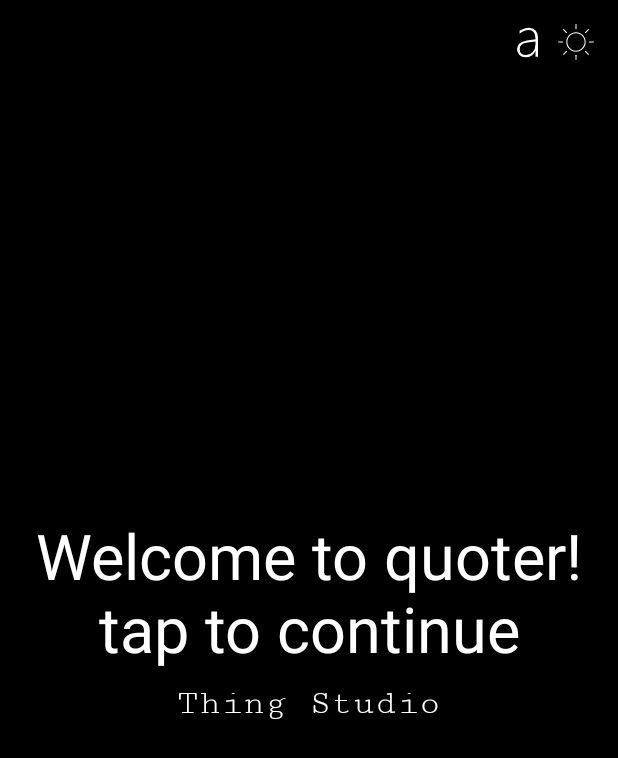
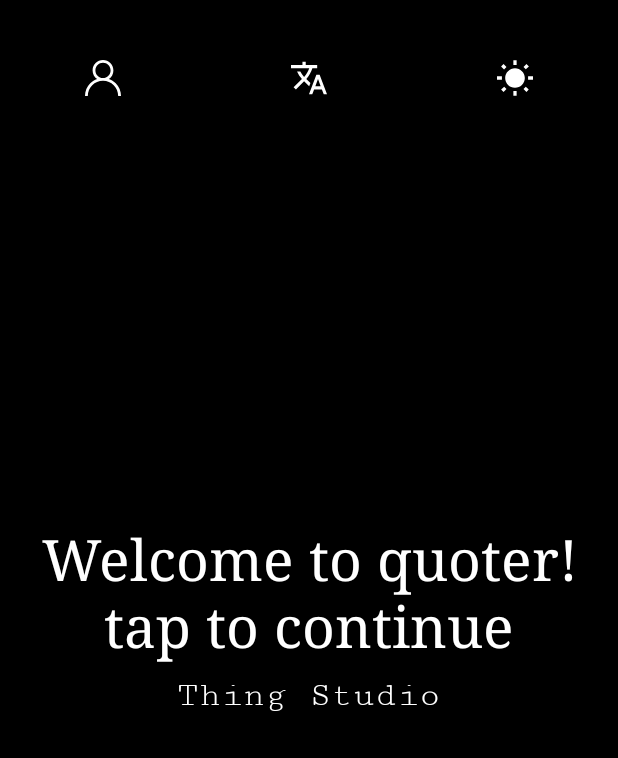
Before and after one commit to bharatvaj/Quoter, an Android app: the screen it shows after launch (MainActivity), on a phone screen of 412 x 824 dp. Shown: the top 758 px of the screen. Run offline under Robolectric (Android 15) with nearby library versions, the phone set to English and light mode, and no system bars; pictures from the network do not load.

Commit message:
Added background feature and locale

```diff
--- /dev/null
+++ b/app/src/main/java/com/gunhansancar/changelanguageexample/helper/LocaleHelper.java
@@ -0,0 +1,91 @@
+package com.gunhansancar.changelanguageexample.helper;
+
+import android.annotation.TargetApi;
+import android.content.Context;
+import android.content.SharedPreferences;
+import android.content.res.Configuration;
+import android.content.res.Resources;
+import android.os.Build;
+import android.preference.PreferenceManager;
+
+import java.util.Locale;
+
+/**
+ * This class is used to change your application locale and persist this change for the next time
+ * that your app is going to be used.
+ * <p/>
+ * You can also change the locale of your application on the fly by using the setLocale method.
+ * <p/>
+ * Created by gunhansancar on 07/10/15.
+ */
+public class LocaleHelper {
+
+    private static final String SELECTED_LANGUAGE = "Locale.Helper.Selected.Language";
+
+    public static Context onAttach(Context context) {
+        String lang = getPersistedData(context, Locale.getDefault().getLanguage());
+        return setLocale(context, lang);
+    }
+
+    public static Context onAttach(Context context, String defaultLanguage) {
+        String lang = getPersistedData(context, defaultLanguage);
+        return setLocale(context, lang);
+    }
+
+    public static String getLanguage(Context context) {
+        return getPersistedData(context, Locale.getDefault().getLanguage());
+    }
+
+    public static Context setLocale(Context context, String language) {
+        persist(context, language);
+
+        if (Build.VERSION.SDK_INT >= Build.VERSION_CODES.N) {
+            return updateResources(context, language);
+        }
+
+        return updateResourcesLegacy(context, language);
+    }
+
+    private static String getPersistedData(Context context, String defaultLanguage) {
+        SharedPreferences preferences = PreferenceManager.getDefaultSharedPreferences(context);
+        return preferences.getString(SELECTED_LANGUAGE, defaultLanguage);
+    }
+
+    private static void persist(Context context, String language) {
+        SharedPreferences preferences = PreferenceManager.getDefaultSharedPreferences(context);
+        SharedPreferences.Editor editor = preferences.edit();
+
+        editor.putString(SELECTED_LANGUAGE, language);
+        editor.apply();
+    }
+
+    @TargetApi(Build.VERSION_CODES.N)
+    private static Context updateResources(Context context, String language) {
+        Locale locale = new Locale(language);
+        Locale.setDefault(locale);
+
+        Configuration configuration = context.getResources().getConfiguration();
+        configuration.setLocale(locale);
+        configuration.setLayoutDirection(locale);
+
+        return context.createConfigurationContext(configuration);
+    }
+
+    @SuppressWarnings("deprecation")
+    private static Context updateResourcesLegacy(Context context, String language) {
+        Locale locale = new Locale(language);
+        Locale.setDefault(locale);
+
+        Resources resources = context.getResources();
+
+        Configuration configuration = resources.getConfiguration();
+        configuration.locale = locale;
+        if (Build.VERSION.SDK_INT >= Build.VERSION_CODES.JELLY_BEAN_MR1) {
+            configuration.setLayoutDirection(locale);
+        }
+
+        resources.updateConfiguration(configuration, resources.getDisplayMetrics());
+
+        return context;
+    }
+}
--- a/app/src/main/java/com/thing/quoter/AppActivity.kt
+++ b/app/src/main/java/com/thing/quoter/AppActivity.kt
@@ -11,7 +11,7 @@ open class AppActivity : AppCompatActivity() {
     private var initialized = false
     var isFirstTime = true
     var isDark = false
-    var isFontSerif = false
+    var isFontSerif = true
 
     override fun onCreate(savedInstanceState: Bundle?) {
         super.onCreate(savedInstanceState)
@@ -19,13 +19,18 @@ open class AppActivity : AppCompatActivity() {
             val preferences = getSharedPreferences(getString(R.string.settings_pref_file), Context.MODE_PRIVATE)
             isFirstTime = preferences.getBoolean(getString(R.string.settings_isFirstTime), true)
             isDark = preferences.getBoolean(getString(R.string.settings_isDark), true)
-            isFontSerif = preferences.getBoolean(getString(R.string.settings_isFontSerif), false)
+            isFontSerif = preferences.getBoolean(getString(R.string.settings_isFontSerif), true)
             initialized = true
         }
     }
 
     fun toggleTheme() {
         isDark = !isDark
+        recreate()
+    }
+
+    fun toggleFont() {
+        isFontSerif = !isFontSerif
         recreate()
     }
 
--- a/app/src/main/java/com/thing/quoter/MainActivity.kt
+++ b/app/src/main/java/com/thing/quoter/MainActivity.kt
@@ -1,19 +1,23 @@
 package com.thing.quoter
 
+import android.content.Context
 import android.graphics.Typeface
 import android.os.Bundle
 import android.view.View
 import android.view.animation.AnimationUtils
+import com.bumptech.glide.Glide
+import com.bumptech.glide.load.DecodeFormat
+import com.bumptech.glide.load.engine.DiskCacheStrategy
+import com.bumptech.glide.load.resource.drawable.DrawableTransitionOptions
+import com.bumptech.glide.request.RequestOptions
+import com.bumptech.glide.signature.ObjectKey
+import com.gunhansancar.changelanguageexample.helper.LocaleHelper
 import com.thing.quoter.model.Quote
 import kotlinx.android.synthetic.main.activity_main.*
 import kotlinx.android.synthetic.main.header_section.*
 
-class MainActivity : AppActivity(), View.OnClickListener {
+class MainActivity : AppActivity(), View.OnClickListener, View.OnLongClickListener {
 
-    private fun toggleFont() {
-        isFontSerif = !isFontSerif
-        recreate()
-    }
 
     override fun onClick(v: View) {
         when (v.id) {
@@ -24,12 +28,34 @@ class MainActivity : AppActivity(), View.OnClickListener {
                 //TODO change font app globally
                 toggleFont()
             }
+            R.id.languageSelect -> {
+                LocaleHelper.setLocale(this, "ta")
+                recreate()
+            }
+            R.id.toggleSpeaker -> {
+                speakerTextView.visibility = if (speakerTextView.visibility == View.VISIBLE) View.GONE else View.VISIBLE
+            }
         }
+    }
+
+    override fun onLongClick(v: View?): Boolean {
+        val requestOption = RequestOptions().centerCrop()
+                .signature(ObjectKey(System.currentTimeMillis().toString())).format(DecodeFormat.PREFER_ARGB_8888)
+        Glide.with(this)
+                .load(QuoteHelper.getImage())
+                .apply(requestOption)
+                .transition(DrawableTransitionOptions.withCrossFade())
+                .into(bg)
+        return true
+    }
+
+    override fun attachBaseContext(newBase: Context?) {
+        super.attachBaseContext(LocaleHelper.onAttach(newBase))
     }
 
     fun updateQuote(quote: Quote?) {
         quoteContainer.startAnimation(AnimationUtils.loadAnimation(this, android.R.anim.fade_in)).run {
-            if (quote == null) return show("Finding the right quotes for you")
+            if (quote == null) return show(resources.getString(R.string.quote_loading))
             quoteTextView.text = quote.quote
             speakerTextView.text = if (quote.speaker.isEmpty()) getString(R.string.speaker_unknown) else quote.speaker
         }
@@ -54,6 +80,7 @@ class MainActivity : AppActivity(), View.OnClickListener {
         }
     }
 
+
     override fun onCreate(savedInstanceState: Bundle?) {
         super.onCreate(savedInstanceState)
         theme.applyStyle(if (isDark) R.style.AppTheme else R.style.AppTheme_Light, true)
@@ -63,6 +90,9 @@ class MainActivity : AppActivity(), View.OnClickListener {
         //
         themeToggle.setOnClickListener(this)
         fontToggle.setOnClickListener(this)
+        languageSelect.setOnClickListener(this)
+        toggleSpeaker.setOnClickListener(this)
+        rootView.setOnLongClickListener(this)
         if (isFirstTime)
             onboard()
         else {
--- a/app/src/main/java/com/thing/quoter/QuoteHelper.kt
+++ b/app/src/main/java/com/thing/quoter/QuoteHelper.kt
@@ -1,5 +1,9 @@
 package com.thing.quoter
 
+import android.content.Context
+import android.graphics.drawable.Drawable
+import com.bumptech.glide.Glide
+import com.bumptech.glide.RequestBuilder
 import com.google.firebase.firestore.CollectionReference
 import com.google.firebase.firestore.FirebaseFirestore
 import com.thing.quoter.model.Quote
@@ -9,7 +13,9 @@ object QuoteHelper {
     private var quotesRef: CollectionReference = FirebaseFirestore.getInstance().collection("quotes")
     private var quotes = FirestoreList(Quote::class.java, quotesRef)
     private var randomIndex = Random()
+    private var imagesUrl = "https://source.unsplash.com/random?w=320,h=200"
     private var cachedQuote: Quote? = null
+    private var cachedImage: String = ""
     private var i = 0
 
     fun getQuote(requestLast: Boolean = false): Quote? {
@@ -19,4 +25,12 @@ object QuoteHelper {
         cachedQuote = if (quotes.size == 0) null else quotes.keyAt(i++ % quotes.size)
         return cachedQuote
     }
+
+    fun getImage(requestLast: Boolean = false): String {
+        if(requestLast){
+            return cachedImage
+        }
+        cachedImage = imagesUrl
+        return cachedImage
+    }
 }
--- a/app/src/main/res/drawable/ic_font.xml
+++ /dev/null
@@ -1,5 +0,0 @@
-<vector android:height="24dp" android:viewportHeight="25.531"
-    android:viewportWidth="25.531" android:width="24dp" xmlns:android="http://schemas.android.com/apk/res/android">
-    <path android:fillAlpha="1" android:fillColor="#000000"
-        android:pathData="m18.0772,23.151v-4.0039h-0.0781q-0.957,2.0508 -2.793,3.2813 -1.8164,1.2109 -4.043,1.2109 -2.8516,0 -4.5117,-1.6016 -1.6602,-1.6016 -1.6602,-4.043 0,-5.2344 6.9336,-6.3281l6.1523,-0.918q0,-6.4453 -4.8438,-6.4453 -3.3008,0 -6.4258,2.6563L6.8076,4.7916q1.1133,-0.8789 3.0078,-1.5039 1.9141,-0.625 3.5937,-0.625 3.0859,0 4.7656,1.9141 1.6992,1.9141 1.6992,5.5664v13.0078zM12.5694,13.1901q-3.1445,0.4492 -4.4141,1.4648 -1.2695,0.9961 -1.2695,3.2617 0,1.7773 1.1719,2.9297 1.1914,1.1523 3.3008,1.1523 2.8906,0 4.8047,-2.1289 1.9141,-2.1484 1.9141,-5.5273v-1.9531z" android:strokeColor="#00000000"/>
-</vector>
--- /dev/null
+++ b/app/src/main/res/drawable/ic_shining_sun.xml
@@ -0,0 +1,4 @@
+<vector android:height="24dp" android:viewportHeight="561"
+    android:viewportWidth="561" android:width="24dp" xmlns:android="http://schemas.android.com/apk/res/android">
+    <path android:fillColor="#FF000000" android:pathData="M147.9,109.65L102,63.75L63.75,102l45.9,45.9L147.9,109.65zM76.5,255H0v51h76.5V255zM306,2.55h-51V76.5h51V2.55zM497.25,102L459,63.75l-45.9,45.9l35.7,35.7L497.25,102zM413.1,451.35l45.9,45.9l35.7,-35.7l-45.9,-45.899L413.1,451.35zM484.5,255v51H561v-51H484.5zM280.5,127.5c-84.15,0 -153,68.85 -153,153c0,84.15 68.85,153 153,153c84.15,0 153,-68.85 153,-153C433.5,196.35 364.65,127.5 280.5,127.5zM255,558.45c7.65,0 51,0 51,0V484.5h-51V558.45zM63.75,459L102,497.25l45.9,-45.9l-35.7,-35.699L63.75,459z"/>
+</vector>
--- a/app/src/main/res/drawable/ic_sun.xml
+++ /dev/null
@@ -1,12 +0,0 @@
-<vector android:height="24dp" android:viewportHeight="34.85"
-    android:viewportWidth="34.85" android:width="24dp" xmlns:android="http://schemas.android.com/apk/res/android">
-    <path android:fillColor="#FF000000" android:pathData="M17.424,26.788c-5.163,0 -9.363,-4.2 -9.363,-9.363c0,-5.164 4.2,-9.364 9.363,-9.364s9.363,4.201 9.363,9.364C26.788,22.588 22.587,26.788 17.424,26.788zM17.424,9.061c-4.611,0 -8.363,3.752 -8.363,8.364c0,4.611 3.752,8.363 8.363,8.363s8.363,-3.752 8.363,-8.363C25.788,12.813 22.036,9.061 17.424,9.061z"/>
-    <path android:fillColor="#FF000000" android:pathData="M17.424,4.982c-0.276,0 -0.5,-0.224 -0.5,-0.5V0.5c0,-0.276 0.224,-0.5 0.5,-0.5s0.5,0.224 0.5,0.5v3.982C17.924,4.759 17.701,4.982 17.424,4.982z"/>
-    <path android:fillColor="#FF000000" android:pathData="M17.424,34.85c-0.276,0 -0.5,-0.224 -0.5,-0.5v-3.982c0,-0.276 0.224,-0.5 0.5,-0.5s0.5,0.224 0.5,0.5v3.982C17.924,34.626 17.701,34.85 17.424,34.85z"/>
-    <path android:fillColor="#FF000000" android:pathData="M4.482,17.925H0.5c-0.276,0 -0.5,-0.224 -0.5,-0.5s0.224,-0.5 0.5,-0.5h3.981c0.276,0 0.5,0.224 0.5,0.5S4.758,17.925 4.482,17.925z"/>
-    <path android:fillColor="#FF000000" android:pathData="M34.349,17.925h-3.982c-0.276,0 -0.5,-0.224 -0.5,-0.5s0.224,-0.5 0.5,-0.5h3.982c0.276,0 0.5,0.224 0.5,0.5S34.625,17.925 34.349,17.925z"/>
-    <path android:fillColor="#FF000000" android:pathData="M8.274,8.771c-0.128,0 -0.256,-0.049 -0.354,-0.146L5.104,5.811c-0.195,-0.195 -0.195,-0.512 0,-0.707s0.512,-0.195 0.707,0l2.816,2.814c0.195,0.195 0.195,0.512 0,0.707C8.53,8.723 8.402,8.771 8.274,8.771z"/>
-    <path android:fillColor="#FF000000" android:pathData="M29.393,29.893c-0.128,0 -0.256,-0.049 -0.354,-0.146l-2.816,-2.817c-0.195,-0.195 -0.195,-0.512 0,-0.707s0.512,-0.195 0.707,0l2.816,2.817c0.195,0.195 0.195,0.512 0,0.707C29.649,29.844 29.521,29.893 29.393,29.893z"/>
-    <path android:fillColor="#FF000000" android:pathData="M5.458,29.893c-0.128,0 -0.256,-0.049 -0.354,-0.146c-0.195,-0.195 -0.195,-0.512 0,-0.707l2.816,-2.817c0.195,-0.195 0.512,-0.195 0.707,0s0.195,0.512 0,0.707l-2.816,2.817C5.713,29.844 5.585,29.893 5.458,29.893z"/>
-    <path android:fillColor="#FF000000" android:pathData="M26.577,8.771c-0.128,0 -0.256,-0.049 -0.354,-0.146c-0.195,-0.195 -0.195,-0.512 0,-0.707l2.816,-2.814c0.195,-0.195 0.512,-0.195 0.707,0s0.195,0.512 0,0.707L26.93,8.625C26.833,8.723 26.705,8.771 26.577,8.771z"/>
-</vector>
--- /dev/null
+++ b/app/src/main/res/drawable/ic_text.xml
@@ -0,0 +1,4 @@
+<vector android:height="24dp" android:viewportHeight="320"
+    android:viewportWidth="320" android:width="24dp" xmlns:android="http://schemas.android.com/apk/res/android">
+    <path android:fillColor="#FF000000" android:pathData="M10.667,0l0,64l117.333,0l0,256l64,0l0,-256l117.333,0l0,-64z"/>
+</vector>
--- /dev/null
+++ b/app/src/main/res/drawable/ic_translate.xml
@@ -0,0 +1,5 @@
+<vector android:height="24dp" android:viewportHeight="469.333"
+    android:viewportWidth="469.333" android:width="24dp" xmlns:android="http://schemas.android.com/apk/res/android">
+    <path android:fillColor="#FF000000" android:pathData="M253.227,300.267L253.227,300.267L199.04,246.72l0.64,-0.64c37.12,-41.387 63.573,-88.96 79.147,-139.307h62.507V64H192V21.333h-42.667V64H0v42.453h238.293c-14.4,41.173 -36.907,80.213 -67.627,114.347c-19.84,-22.08 -36.267,-46.08 -49.28,-71.467H78.72c15.573,34.773 36.907,67.627 63.573,97.28l-108.48,107.2L64,384l106.667,-106.667l66.347,66.347L253.227,300.267z"/>
+    <path android:fillColor="#FF000000" android:pathData="M373.333,192h-42.667l-96,256h42.667l24,-64h101.333l24,64h42.667L373.333,192zM317.333,341.333L352,248.853l34.667,92.48H317.333z"/>
+</vector>
--- /dev/null
+++ b/app/src/main/res/drawable/ic_user.xml
@@ -0,0 +1,4 @@
+<vector android:height="24dp" android:viewportHeight="512"
+    android:viewportWidth="512" android:width="24dp" xmlns:android="http://schemas.android.com/apk/res/android">
+    <path android:fillColor="#FF000000" android:pathData="M437.02,330.98c-27.883,-27.882 -61.071,-48.523 -97.281,-61.018C378.521,243.251 404,198.548 404,148C404,66.393 337.607,0 256,0S108,66.393 108,148c0,50.548 25.479,95.251 64.262,121.962c-36.21,12.495 -69.398,33.136 -97.281,61.018C26.629,379.333 0,443.62 0,512h40c0,-119.103 96.897,-216 216,-216s216,96.897 216,216h40C512,443.62 485.371,379.333 437.02,330.98zM256,256c-59.551,0 -108,-48.448 -108,-108S196.449,40 256,40c59.551,0 108,48.448 108,108S315.551,256 256,256z"/>
+</vector>
--- a/app/src/main/res/layout/activity_main.xml
+++ b/app/src/main/res/layout/activity_main.xml
@@ -1,21 +1,29 @@
 <?xml version="1.0" encoding="utf-8"?>
 <RelativeLayout xmlns:android="http://schemas.android.com/apk/res/android"
-    xmlns:app="http://schemas.android.com/apk/res-auto"
     xmlns:tools="http://schemas.android.com/tools"
     android:id="@+id/rootView"
     android:layout_width="match_parent"
     android:layout_height="match_parent"
-    android:layout_margin="@dimen/horizontal_margin"
     android:orientation="vertical"
     tools:context=".MainActivity">
 
-    <include layout="@layout/header_section" />
+    <ImageView
+        android:alpha="0.75"
+        android:id="@+id/bg"
+        android:layout_width="match_parent"
+        android:layout_height="match_parent" />
+
+    <include
+        android:layout_width="match_parent"
+        android:layout_height="wrap_content"
+        android:layout_marginTop="32dp"
+        layout="@layout/header_section" />
 
     <LinearLayout
+        android:padding="@dimen/horizontal_margin"
         android:id="@+id/quoteContainer"
         android:layout_width="match_parent"
         android:layout_height="match_parent"
-        android:background="@null"
         android:gravity="center"
         android:orientation="vertical">
 
@@ -36,4 +44,5 @@
             android:textSize="@dimen/speaker_text_size" />
     </LinearLayout>
 
+
 </RelativeLayout>
--- a/app/src/main/res/layout/header_section.xml
+++ b/app/src/main/res/layout/header_section.xml
@@ -2,22 +2,46 @@
 <LinearLayout xmlns:android="http://schemas.android.com/apk/res/android"
     android:layout_width="match_parent"
     android:layout_height="wrap_content"
-    android:dividerPadding="@dimen/small_vertical_margin"
+    android:dividerPadding="@dimen/horizontal_margin"
     android:layoutDirection="rtl"
+    android:padding="@dimen/small_horizontal_margin"
     android:orientation="horizontal">
 
 
     <ImageButton
         android:id="@+id/themeToggle"
-        android:layout_width="wrap_content"
+        android:layout_width="0dp"
         android:layout_height="24dp"
-        android:src="@drawable/ic_sun"/>
+        android:layout_weight="1"
+        android:src="@drawable/ic_shining_sun"
+        android:contentDescription="@string/theme_toggle_hint"/>
 
     <ImageButton
         android:id="@+id/fontToggle"
-        android:layout_width="wrap_content"
+        android:layout_width="0dp"
         android:layout_height="24dp"
-        android:src="@drawable/ic_font"
-        android:layout_marginStart="@dimen/small_horizontal_margin"/>
+        android:layout_weight="1"
+        android:src="@drawable/ic_text"
+        android:layout_marginStart="@dimen/horizontal_margin"
+        android:contentDescription="@string/font_toggle_hint"
+        android:visibility="gone"/>
+
+    <ImageButton
+        android:id="@+id/languageSelect"
+        android:layout_width="0dp"
+        android:layout_height="24dp"
+        android:layout_weight="1"
+        android:src="@drawable/ic_translate"
+        android:layout_marginStart="@dimen/horizontal_margin"
+        android:contentDescription="@string/language_select_hint"/>
+
+    <ImageButton
+        android:id="@+id/toggleSpeaker"
+        android:layout_width="0dp"
+        android:layout_height="24dp"
+        android:layout_weight="1"
+        android:src="@drawable/ic_user"
+        android:layout_marginStart="@dimen/horizontal_margin"
+        android:contentDescription="@string/toggle_speaker_hint"/>
 
 </LinearLayout>
--- a/app/src/main/res/values/dimens.xml
+++ b/app/src/main/res/values/dimens.xml
@@ -5,7 +5,7 @@
     <dimen name="small_horizontal_margin">8dp</dimen>
     <dimen name="small_vertical_margin">8dp</dimen>
 
-    <dimen name="quote_text_size">42sp</dimen>
+    <dimen name="quote_text_size">38sp</dimen>
     <dimen name="speaker_text_size">24sp</dimen>
     <dimen name="default_text_size">20sp</dimen>
 </resources>
--- a/app/src/main/res/values/settings.xml
+++ b/app/src/main/res/values/settings.xml
@@ -1,7 +1,7 @@
 <?xml version="1.0" encoding="utf-8"?>
 <resources>
-    <string name="settings_pref_file">setting_pref_file</string>
-    <string name="settings_isDark">settingsIsDark</string>
-    <string name="settings_isFontSerif">settingsIsFontSerif</string>
-    <string name="settings_isFirstTime">settingsIsFirstTime</string>
+    <string name="settings_pref_file" translatable="false">setting_pref_file</string>
+    <string name="settings_isDark" translatable="false">settingsIsDark</string>
+    <string name="settings_isFontSerif" translatable="false">settingsIsFontSerif</string>
+    <string name="settings_isFirstTime" translatable="false">settingsIsFirstTime</string>
 </resources>
--- a/app/src/main/res/values/strings.xml
+++ b/app/src/main/res/values/strings.xml
@@ -1,7 +1,9 @@
 <resources>
-    <string name="app_name" translatable="false">Quoter</string>
+    <string name="app_name">Quoter</string>
     <string name="company_name" translatable="false">Thing Studio</string>
     <string name="speaker_unknown">Unknown</string>
+    <string name="quote_loading">Finding the right quotes for you</string>
+
 
     <string-array name="onboard_msgs">
         <item>Welcome to quoter! tap to continue</item>
@@ -11,4 +13,10 @@
         <item>You are all set! Thanks for using this app</item>
     </string-array>
 
+    <!--hints-->
+    <string name="theme_toggle_hint">Toggle Light</string>
+    <string name="font_toggle_hint">Toggle Font</string>
+    <string name="language_select_hint">Select Language</string>
+    <string name="toggle_speaker_hint">Toggle Speaker Name</string>
+
 </resources>
--- a/app/src/main/res/values/styles.xml
+++ b/app/src/main/res/values/styles.xml
@@ -26,7 +26,8 @@
         <item name="colorAccent">@color/colorLightAccent</item>
         <item name="android:textViewStyle">@style/AppTheme.QuoterTextViewStyle</item>
         <item name="imageButtonStyle">@style/AppTheme.ImageButton</item>
-        <item name="android:background">?colorPrimary</item>
+        <item name="android:windowBackground">?colorPrimary</item>
+        <item name="android:windowTranslucentStatus">true</item>
     </style>
 
     <!-- Base application theme. -->
@@ -37,7 +38,8 @@
         <item name="colorAccent">@color/colorAccent</item>
         <item name="android:textViewStyle">@style/AppTheme.QuoterTextViewStyle</item>
         <item name="imageButtonStyle">@style/AppTheme.ImageButton</item>
-        <item name="android:background">?colorPrimary</item>
+        <item name="android:windowBackground">?colorPrimary</item>
+        <item name="android:windowTranslucentStatus">true</item>
     </style>
 
 
```
Also changed, not shown: app/build.gradle (+8 -3 lines), 1 other file.
